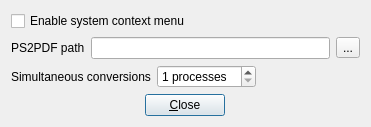
This is src/SettingsDialog.ui in ZIMA-Engineering/ZIMA-PS2PDF as Qt 5 draws it before an edit. The edited form follows.
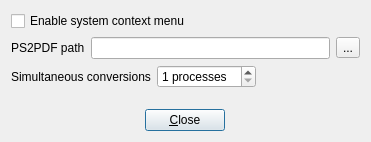
This is the edited form. Icons and pictures are not drawn.

Commit message: Added missing window icons.

```diff
--- a/src/SettingsDialog.ui
+++ b/src/SettingsDialog.ui
@@ -7,7 +7,7 @@
     <x>0</x>
     <y>0</y>
     <width>371</width>
-    <height>120</height>
+    <height>142</height>
    </rect>
   </property>
   <property name="windowTitle">
```
Left out of the diff: 8 changed lines with no effect on the pictures. The commit also changes 3 other files.
